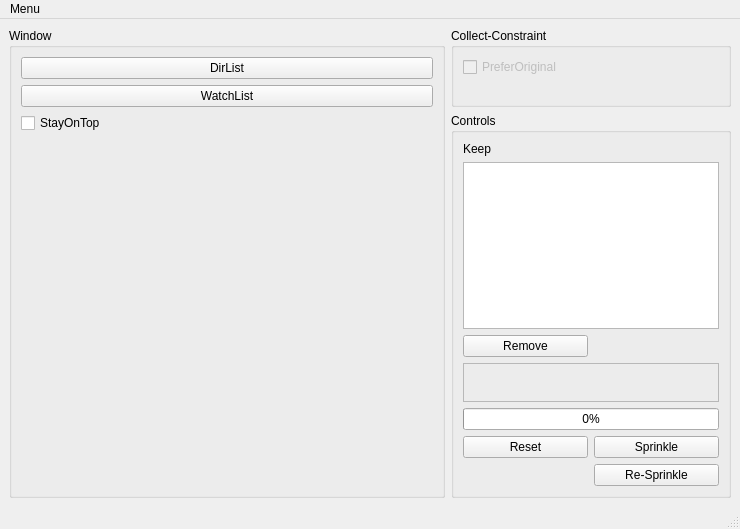
Old version of the form src/mainwindow.ui in the repository degarashi/sprinkler.
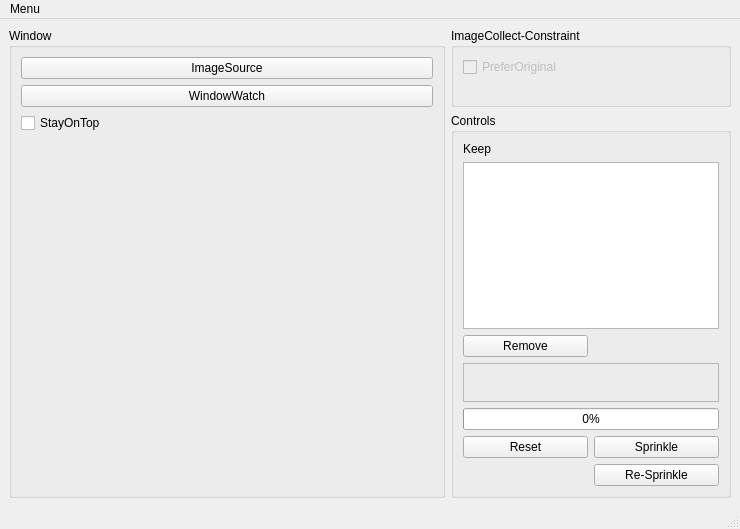
New version of the form. Custom widgets are drawn as their Qt base class.

```diff
--- a/src/mainwindow.ui
+++ b/src/mainwindow.ui
@@ -33,7 +33,7 @@
           </sizepolicy>
          </property>
          <property name="text">
-          <string>DirList</string>
+          <string>ImageSource</string>
          </property>
          <property name="checkable">
           <bool>true</bool>
@@ -55,7 +55,7 @@
           </sizepolicy>
          </property>
          <property name="text">
-          <string>WatchList</string>
+          <string>WindowWatch</string>
          </property>
          <property name="checkable">
           <bool>true</bool>
@@ -198,7 +198,7 @@
        </sizepolicy>
       </property>
       <property name="title">
-       <string>Collect-Constraint</string>
+       <string>ImageCollect-Constraint</string>
       </property>
       <layout class="QGridLayout" name="gridLayout">
        <item row="3" column="0" colspan="2">
```
Left out of the diff: 8 changed lines with no effect on the pictures.
